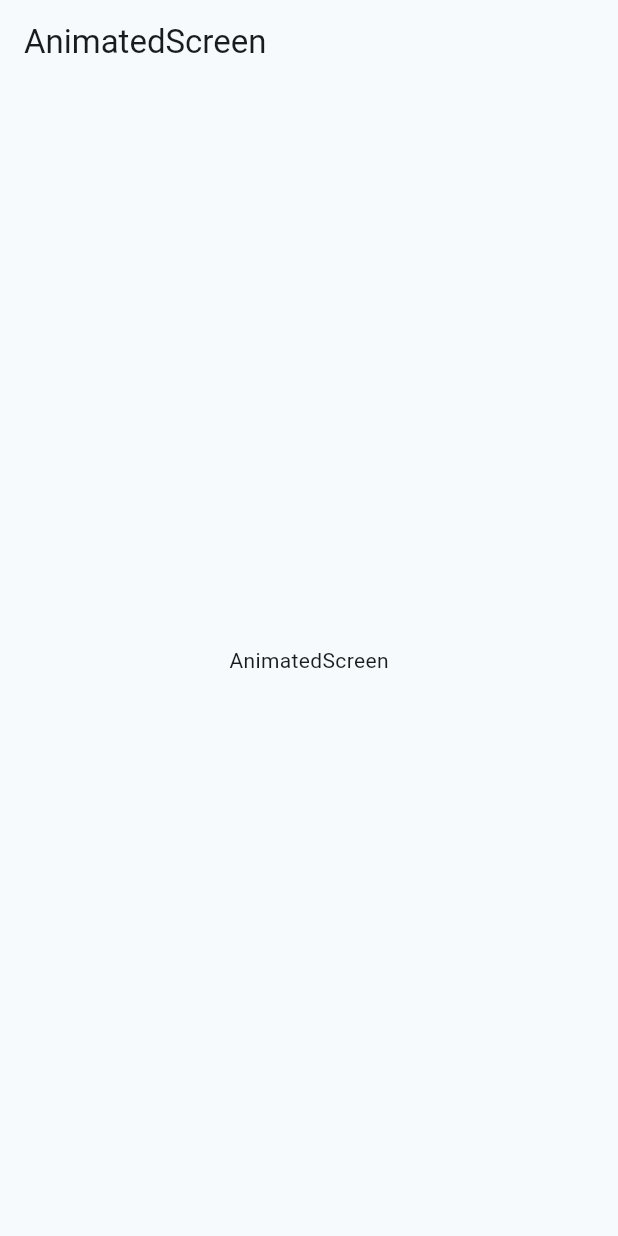
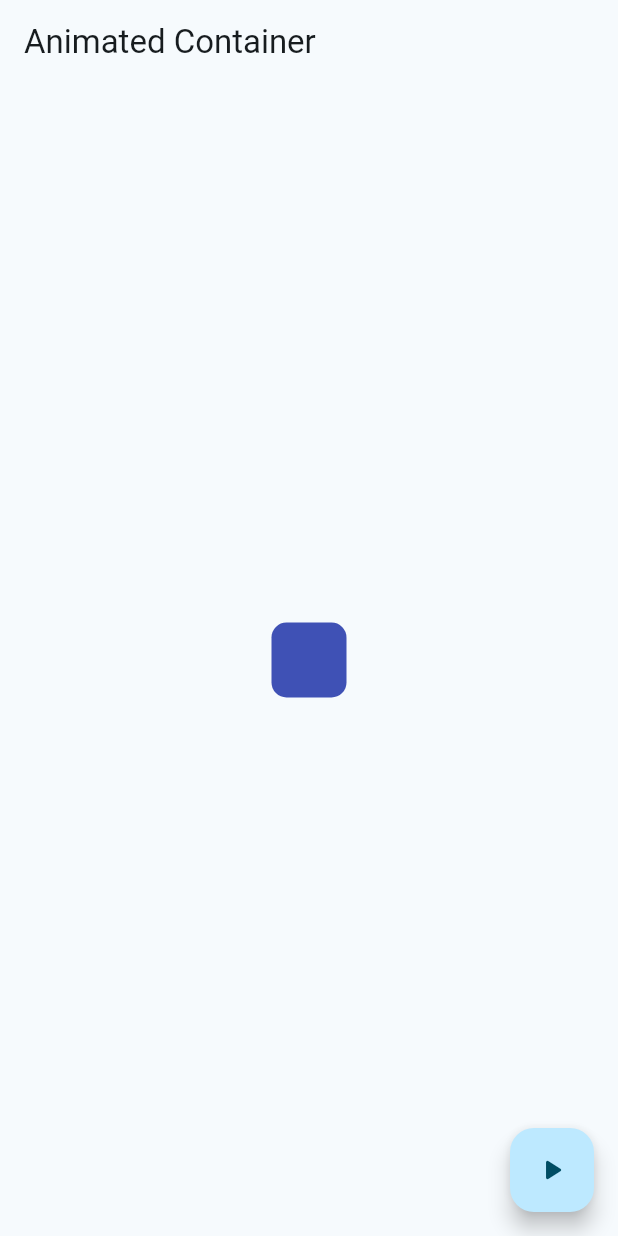
Before and after one commit to memo-hn/widgets_app, a Flutter app: the AnimatedScreen screen opened by its route, on a phone screen of 412 x 824 dp. Run offline on Flutter 3.47's test engine with Material 2 defaults, Android fonts, the phone set to English and light mode, and no system bars; our stand-ins replace go_router.

Commit message:
Animated Container terminado

```diff
--- a/lib/config/menu/menu_items.dart
+++ b/lib/config/menu/menu_items.dart
@@ -53,7 +53,7 @@ const appMenuItems = <MenuItem>[
     title: 'UI Control + Tiles',
     subtitle: 'Series de controles de Flutter',
     link: '/ui_controls',
-    icon: Icons.key_outlined
+    icon: Icons.car_rental_sharp
   ),
   MenuItem(
     title: 'Introducción a la aplicación',
--- a/lib/presentation/screens/animated/animated_screen.dart
+++ b/lib/presentation/screens/animated/animated_screen.dart
@@ -1,18 +1,62 @@
 import 'package:flutter/material.dart';
+import 'dart:math' show Random;
 
-class AnimatedScreen extends StatelessWidget {
+class AnimatedScreen extends StatefulWidget {
 
   static const String name = 'animated_screen';
 
   const AnimatedScreen({super.key});
 
   @override
+  State<AnimatedScreen> createState() => _AnimatedScreenState();
+}
+
+class _AnimatedScreenState extends State<AnimatedScreen> {
+
+    double height = 50;
+  double width = 50;
+  Color color = Colors.indigo;
+  double  borderRadius = 10;
+
+  void changeShape( ) {
+
+    final random = Random();
+
+    height = random.nextInt(300).toDouble() + 120;
+    width = random.nextInt(300).toDouble() + 120;
+    borderRadius = random.nextInt(100).toDouble() + 20;
+    color = Color.fromRGBO(
+      random.nextInt(255) + 10,
+      random.nextInt(255) + 10,
+      random.nextInt(255) + 10,
+      1
+    );
+
+    setState(() {});
+  }
+
+  @override
   Widget build(BuildContext context) {
     return Scaffold(
-      appBar: AppBar(title: const Text('AnimatedScreen'),),
-      body: const Center(
-         child: Text('AnimatedScreen'),
+      appBar: AppBar(title: const Text('Animated Container'),),
+      body: Center(
+         child: AnimatedContainer(
+          duration: const Duration( milliseconds: 400),
+          curve: Curves.easeInOutCubic,
+          width: width <= 0 ? 0 : width,
+          height: height <= 0 ? 0 : height,
+          decoration: BoxDecoration(
+            color: color,
+            borderRadius: BorderRadius.circular(borderRadius <= 0 ? 0 : borderRadius),
+          ),
+         ),
       ),
+
+      floatingActionButton: FloatingActionButton(
+        onPressed: changeShape,
+        child: const Icon( Icons.play_arrow_rounded),
+      ),
+
     );
   }
 }
```
Also changed, not shown: lib/main.dart (line endings or trailing spaces).
